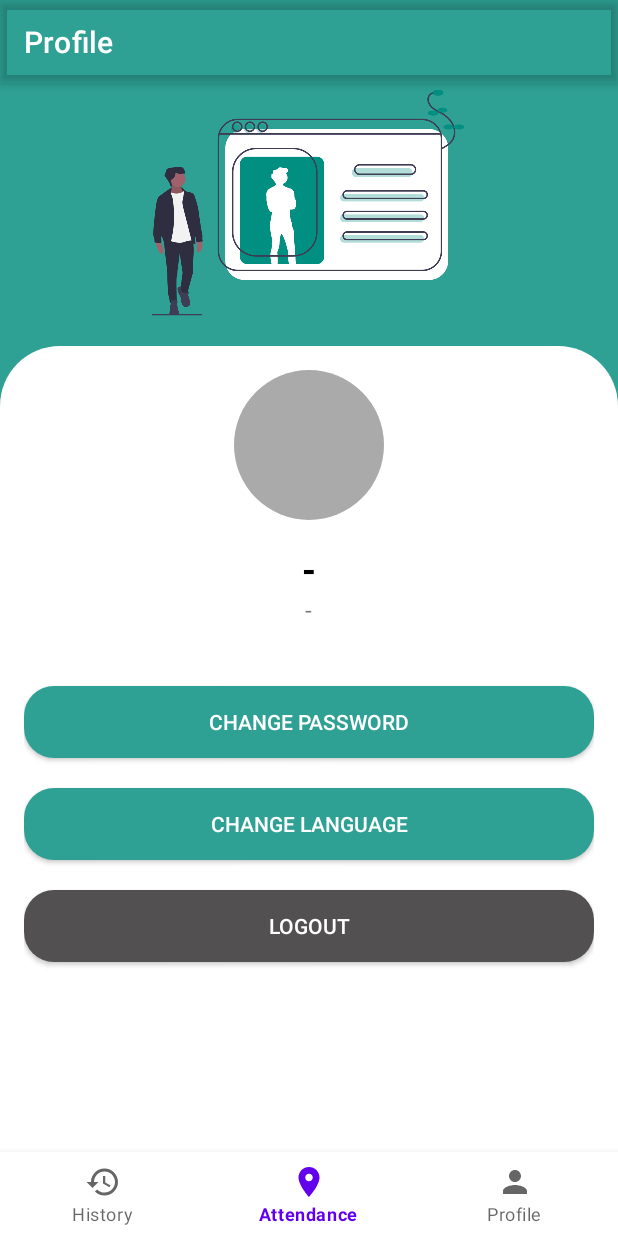
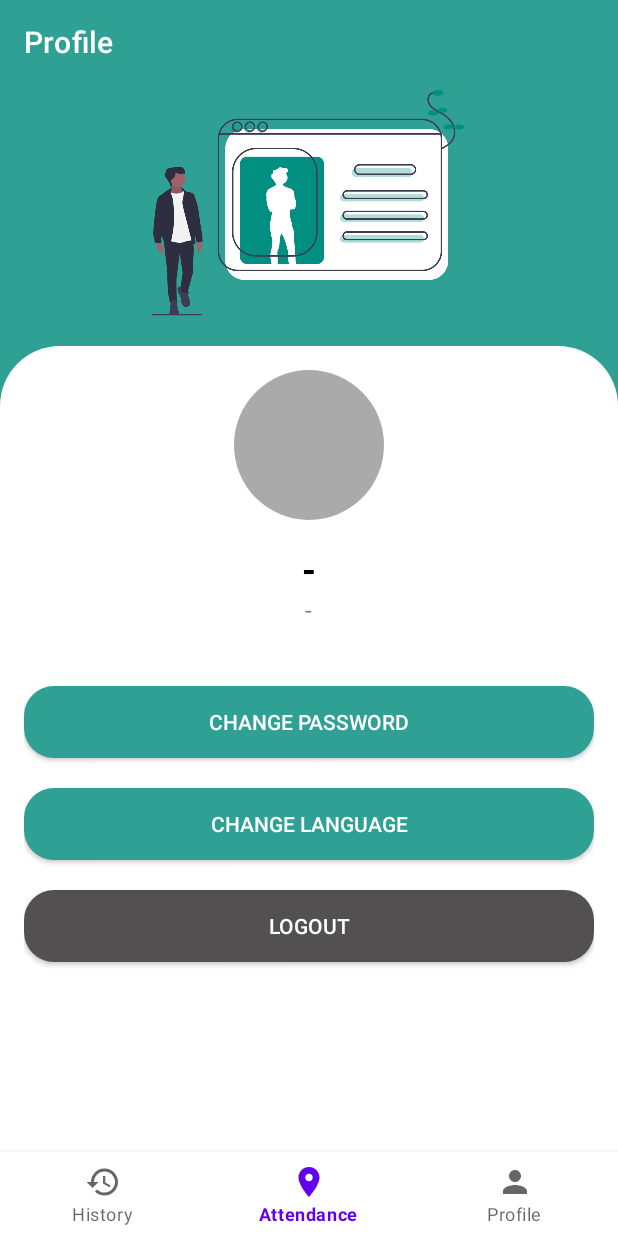
Before and after one commit to MFirdaus86/presensi-online, an Android app: the fragment ProfileFragment placed in its activity, on a phone screen of 412 x 824 dp. Run offline under Robolectric (Android 15) with nearby library versions, the phone set to English and light mode, and no system bars; our stand-ins replace CircleImageView.

```diff
--- a/app/build.gradle
+++ b/app/build.gradle
@@ -14,6 +14,8 @@ android {
         versionName "1.0"
 
         testInstrumentationRunner "androidx.test.runner.AndroidJUnitRunner"
+
+        buildConfigField "String", "BASE_URL", "\"http://127.0.0.1:8080/presensi_online/public/api/\""
     }
 
     buildTypes {
--- a/app/src/main/java/com/example/liveattendanceapp/views/attendance/AttendanceFragment.kt
+++ b/app/src/main/java/com/example/liveattendanceapp/views/attendance/AttendanceFragment.kt
@@ -6,6 +6,7 @@ import android.view.View
 import android.view.ViewGroup
 import androidx.fragment.app.Fragment
 import com.example.liveattendanceapp.R
+import com.example.liveattendanceapp.databinding.FragmentAttendanceBinding
 import com.google.android.gms.maps.CameraUpdateFactory
 import com.google.android.gms.maps.GoogleMap
 import com.google.android.gms.maps.OnMapReadyCallback
@@ -17,11 +18,20 @@ class AttendanceFragment : Fragment(), OnMapReadyCallback {
 
     private var mapAttendance: SupportMapFragment ? = null
     private var map: GoogleMap ? = null
+    private var binding: FragmentAttendanceBinding? = null
 
     override fun onCreateView(
         inflater: LayoutInflater, container: ViewGroup?,
         savedInstanceState: Bundle?
-    ): View? = inflater.inflate(R.layout.fragment_attendance, container, false)
+    ): View? {
+        binding = FragmentAttendanceBinding.inflate(inflater,container,false)
+        return binding?.root
+    }
+
+    override fun onDestroyView() {
+        super.onDestroyView()
+        binding = null
+    }
 
     override fun onViewCreated(view: View, savedInstanceState: Bundle?) {
         super.onViewCreated(view, savedInstanceState)
@@ -35,7 +45,7 @@ class AttendanceFragment : Fragment(), OnMapReadyCallback {
 
     override fun onMapReady(p0: GoogleMap) {
         map = p0
-        val sydney = LatLng(-33.852, 151.211)
+        val sydney = LatLng(-6.974777105484707, 108.50041773499163)
         map?.addMarker(
             MarkerOptions()
                 .position(sydney)
--- a/app/src/main/java/com/example/liveattendanceapp/views/profile/ProfileFragment.kt
+++ b/app/src/main/java/com/example/liveattendanceapp/views/profile/ProfileFragment.kt
@@ -6,15 +6,49 @@ import android.view.LayoutInflater
 import android.view.View
 import android.view.ViewGroup
 import com.example.liveattendanceapp.R
+import com.example.liveattendanceapp.databinding.FragmentProfileBinding
+import com.example.liveattendanceapp.views.changepass.ChangePasswordActivity
+import com.example.liveattendanceapp.views.login.LoginActivity
+import com.example.liveattendanceapp.views.main.MainActivity
+import org.jetbrains.anko.startActivity
+import org.jetbrains.anko.toast
 
 
 class ProfileFragment : Fragment() {
+
+    private var binding: FragmentProfileBinding? = null
 
     override fun onCreateView(
         inflater: LayoutInflater, container: ViewGroup?,
         savedInstanceState: Bundle?
     ): View? {
+        binding = FragmentProfileBinding.inflate(inflater, container, false)
         // Inflate the layout for this fragment
-        return inflater.inflate(R.layout.fragment_profile, container, false)
+        return binding?.root
+    }
+
+    override fun onViewCreated(view: View, savedInstanceState: Bundle?) {
+        super.onViewCreated(view, savedInstanceState)
+        onClick()
+    }
+
+    private fun onClick() {
+        binding?.btnChangePassword?.setOnClickListener {
+            context?.startActivity<ChangePasswordActivity>()
+        }
+
+        binding?.btnChangeLanguage?.setOnClickListener {
+            context?.toast("Change Language")
+        }
+
+        binding?.btnLogout?.setOnClickListener {
+            context?.startActivity<LoginActivity>()
+            (activity as MainActivity).finishAffinity()
+        }
+    }
+
+    override fun onDestroyView() {
+        super.onDestroyView()
+        binding = null
     }
 }
--- a/app/src/main/res/layout/activity_change_password.xml
+++ b/app/src/main/res/layout/activity_change_password.xml
@@ -11,7 +11,7 @@
         android:layout_width="match_parent"
         android:layout_height="wrap_content"
         android:background="@android:color/transparent"
-        android:elevation="0dp">
+        app:elevation="0dp">
 
         <androidx.appcompat.widget.Toolbar
             android:id="@+id/tb_change_password"
--- a/app/src/main/res/layout/activity_forgot_password.xml
+++ b/app/src/main/res/layout/activity_forgot_password.xml
@@ -11,7 +11,7 @@
         android:layout_width="match_parent"
         android:layout_height="wrap_content"
         android:background="@android:color/transparent"
-        android:elevation="0dp"
+        app:elevation="0dp"
         app:layout_constraintTop_toTopOf="parent">
 
         <androidx.appcompat.widget.Toolbar
--- a/app/src/main/res/layout/fragment_history.xml
+++ b/app/src/main/res/layout/fragment_history.xml
@@ -20,7 +20,7 @@
                 android:layout_width="match_parent"
                 android:layout_height="wrap_content"
                 android:background="@android:color/transparent"
-                android:elevation="0dp"
+                app:elevation="0dp"
                 app:layout_constraintTop_toTopOf="parent">
 
                 <androidx.appcompat.widget.Toolbar
--- a/app/src/main/res/layout/fragment_profile.xml
+++ b/app/src/main/res/layout/fragment_profile.xml
@@ -12,7 +12,7 @@
         android:layout_width="match_parent"
         android:layout_height="wrap_content"
         android:background="@android:color/transparent"
-        android:elevation="0dp"
+        app:elevation="0dp"
         app:layout_constraintTop_toTopOf="parent">
 
         <androidx.appcompat.widget.Toolbar
```
Also changed, not shown: app/src/main/AndroidManifest.xml (+5 -3 lines), app/src/main/java/com/example/liveattendanceapp/model/LoginResponse.kt (added, +48 -0 lines), app/src/main/java/com/example/liveattendanceapp/networking/ApiServices.kt (added, +9 -0 lines), app/src/main/java/com/example/liveattendanceapp/networking/LiveAttendanceApiServices.kt (added, +14 -0 lines), app/src/main/java/com/example/liveattendanceapp/networking/RetrofitClient.kt (added, +36 -0 lines), app/src/main/java/com/example/liveattendanceapp/views/forgotpass/ForgotPasswordActivity.kt (+7 -0 lines), app/src/main/java/com/example/liveattendanceapp/views/history/HistoryFragment.kt (+10 -1 lines), app/src/main/java/com/example/liveattendanceapp/views/login/LoginActivity.kt (+21 -1 lines), app/src/main/java/com/example/liveattendanceapp/views/splash/SplashActivity.kt (+15 -0 lines).
